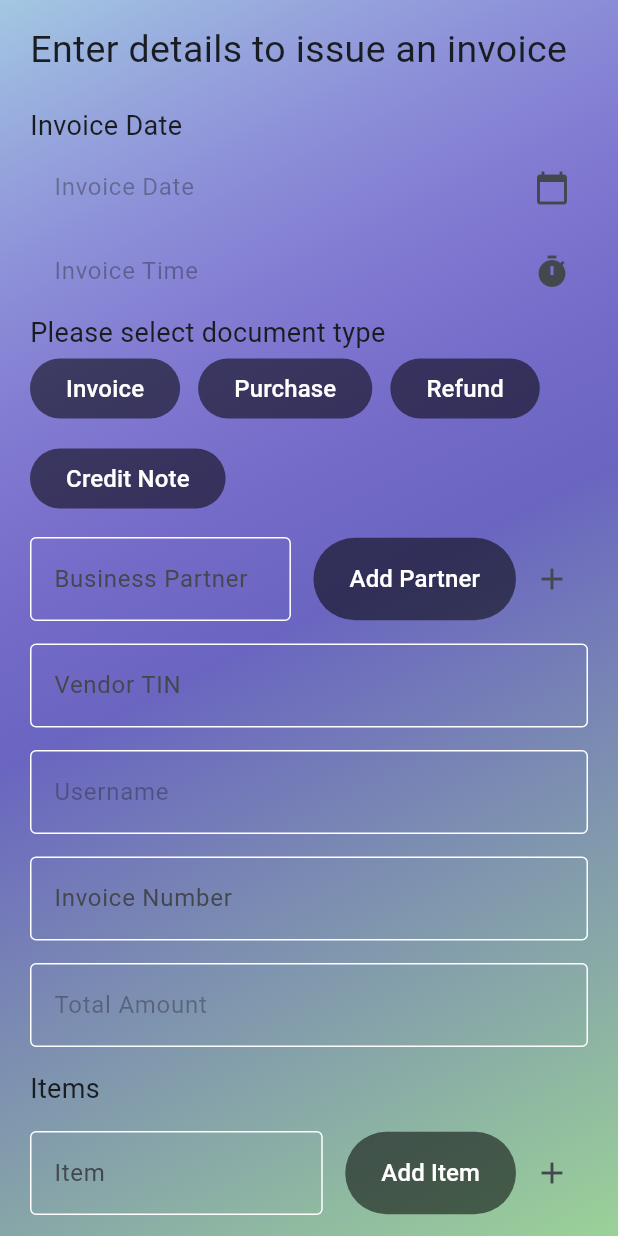
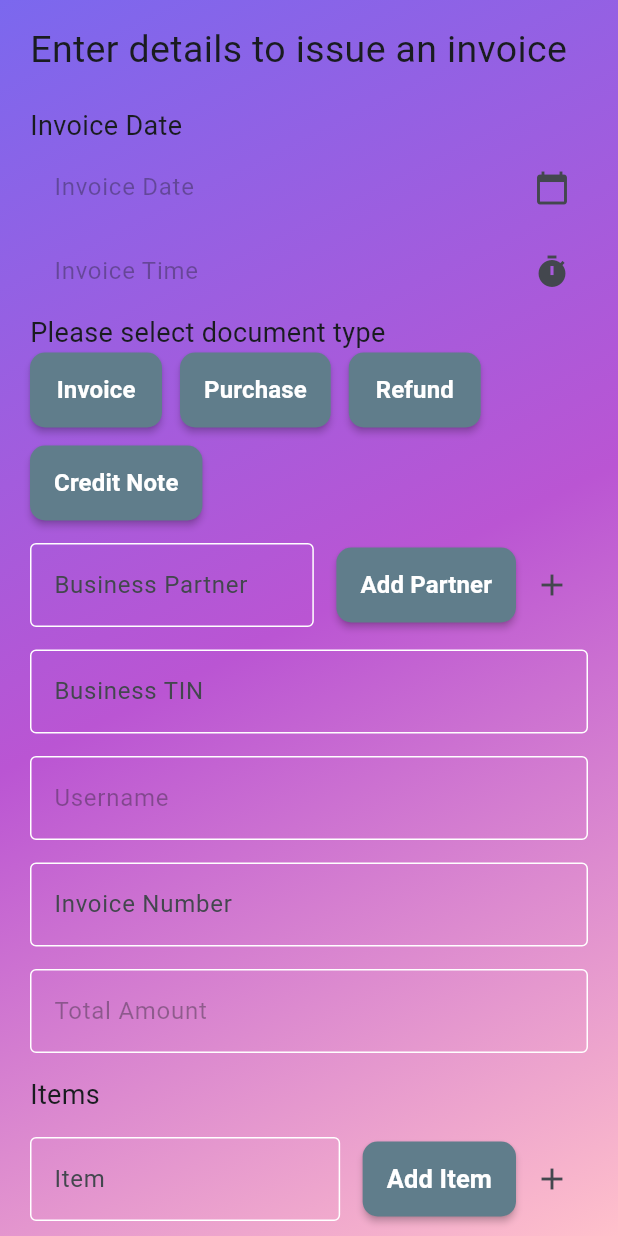
Before and after one commit to DroneBreaker/Flutter-Invoice-App, a Flutter app: the TaxpayerPage screen opened by its route, on a phone screen of 412 x 824 dp. Run offline on Flutter 3.47's test engine with Material 3 defaults, Android fonts, the phone set to English and light mode, and no system bars.

Commit message:
Colour upgrade

```diff
--- a/mobile/lib/screens/auth/register.dart
+++ b/mobile/lib/screens/auth/register.dart
@@ -175,8 +175,8 @@ class _RegisterPageState extends State<RegisterPage> {
                     ),
                     Button(
                       buttonText: "Register",
-                      size: const Size(160, 55),
-                      colors: Colors.white,
+                      // size: const Size(160, 55),
+                      colors: Colors.blueGrey,
                       fontSize: 20,
                       onTap: () => {
                         // TODO: Implement registration logic here
--- a/mobile/lib/screens/taxpayer.dart
+++ b/mobile/lib/screens/taxpayer.dart
@@ -1,5 +1,3 @@
-import 'dart:convert';
-
 import 'package:flutter/material.dart';
 import 'package:invoicify/widgets/app_text.dart';
 import 'package:invoicify/widgets/button.dart';
@@ -13,34 +11,34 @@ class TaxpayerPage extends StatefulWidget {
 }
 
 class _TaxpayerPageState extends State<TaxpayerPage> {
-  final TextEditingController vendorTINController = TextEditingController();
-  final TextEditingController invoiceNumberController = TextEditingController();
-  final TextEditingController usernameController = TextEditingController();
-  final TextEditingController itemNameController = TextEditingController();
-  final TextEditingController itemCodeController = TextEditingController();
-  final TextEditingController priceController = TextEditingController();
-  final TextEditingController quantityController = TextEditingController();
-  final TextEditingController totalAmountController = TextEditingController();
-  final TextEditingController amountController = TextEditingController();
-  final TextEditingController currencyController = TextEditingController();
-  final TextEditingController itemDescriptionController =
-      TextEditingController();
+  final TextEditingController dateController = TextEditingController();
+  final TextEditingController timeController = TextEditingController();
   final TextEditingController businessPartnerController =
       TextEditingController();
   final TextEditingController businessTINController = TextEditingController();
+  final TextEditingController usernameController = TextEditingController();
+  final TextEditingController invoiceNumberController = TextEditingController();
+  final TextEditingController totalAmountController = TextEditingController();
+  final TextEditingController itemNameController = TextEditingController();
+  final TextEditingController itemCodeController = TextEditingController();
+  final TextEditingController itemDescriptionController =
+      TextEditingController();
+  final TextEditingController quantityController = TextEditingController();
+  final TextEditingController priceController = TextEditingController();
+  final TextEditingController currencyController = TextEditingController();
   final TextEditingController emailController = TextEditingController();
   final TextEditingController contactController = TextEditingController();
-  final TextEditingController dateController = TextEditingController();
-  final TextEditingController timeController = TextEditingController();
 
   final _formKey = GlobalKey<FormState>();
   bool isTaxInclusive = true;
   bool isTaxable = true;
   bool isDiscount = false;
+  bool isActive = false;
   String selectedTourismOrCST = "None";
   String selectedItemCategory = "Regular VAT";
   String selectedBusinessPartner = "Customer";
   String selectedCurrency = "GHS";
+  String activeButton = '';
 
   // OPTIONS
   final List<String> tourismOrCSTOptions = ['None', 'Tourism', 'CST'];
@@ -51,8 +49,29 @@ class _TaxpayerPageState extends State<TaxpayerPage> {
     "Exempt"
   ];
   final List<String> currencyOptions = ["GHS", "USD", "EUR", "GBP"];
+  final List<Map<String, dynamic>> flag = [
+    {
+      'text': 'Invoice',
+      'icon': Icons.inventory,
+    },
+    {
+      'text': 'Purchase',
+      'icon': Icons.shopping_cart,
+    },
+    {
+      'text': 'Refund',
+      'icon': Icons.assignment_return,
+    },
+    {
+      'text': 'Credit Note',
+      'icon': Icons.note,
+    },
+  ];
+
   List<Map<String, dynamic>> items = [];
+  List<Map<String, dynamic>> partners = [];
   List<Map<String, dynamic>> filteredItems = [];
+  List<Map<String, dynamic>> filteredPartners = [];
 
   @override
   void initState() {
@@ -108,14 +127,14 @@ class _TaxpayerPageState extends State<TaxpayerPage> {
   Widget build(BuildContext context) {
     return SafeArea(
       child: Scaffold(
-        backgroundColor: const Color.fromRGBO(62, 180, 137, 1),
+        // backgroundColor: const Color.fromRGBO(62, 180, 137, 1),
         body: Container(
           decoration: const BoxDecoration(
               gradient: LinearGradient(
             colors: [
-              Color.fromRGBO(163, 201, 226, 1.5),
-              Color.fromRGBO(150, 24, 247, 0.5),
-              Color.fromRGBO(246, 239, 167, 0.5),
+              Color.fromRGBO(123, 104, 238, 1),
+              Color.fromRGBO(186, 85, 211, 1),
+              Color.fromRGBO(255, 192, 203, 1),
             ],
             begin: Alignment.topLeft,
             end: Alignment.bottomRight,
@@ -205,35 +224,47 @@ class _TaxpayerPageState extends State<TaxpayerPage> {
                       fontSize: 18,
                     ),
                     Wrap(
-                      spacing: 12.0,
-                      runSpacing: 12.0,
-                      children: [
-                        Button(
-                          buttonText: "Invoice",
-                          onTap: () {},
-                          colors: Colors.white,
-                          fontSize: 16,
+                        spacing: 12.0,
+                        runSpacing: 12.0,
+                        children: flag.map((data) {
+                          final bool isActive = activeButton == data['text'];
+                          return Button(
+                              buttonText: data['text'],
+                              onTap: () {
+                                setState(() {
+                                  activeButton = data['text'];
+                                });
+                              },
+                              colors: Colors.blueGrey,
+                              fontSize: 16,
+                              icon: isActive
+                                  ? Icon(
+                                      data['icon'],
+                                      color: Colors.blue,
+                                      size: 20,
+                                    )
+                                  : null);
+                        }).toList()
+
+                        // Button(
+                        //   buttonText: "Purchase",
+                        //   onTap: () {},
+                        //   colors: Colors.white,
+                        //   fontSize: 16,
+                        // ),
+                        // Button(
+                        //   buttonText: "Refund",
+                        //   onTap: () {},
+                        //   colors: Colors.white,
+                        //   fontSize: 16,
+                        // ),
+                        // Button(
+                        //   buttonText: "Credit Note",
+                        //   onTap: () {},
+                        //   colors: Colors.white,
+                        //   fontSize: 16,
+                        // ),
                         ),
-                        Button(
-                          buttonText: "Purchase",
-                          onTap: () {},
-                          colors: Colors.white,
-                          fontSize: 16,
-                        ),
-                        Button(
-                          buttonText: "Refund",
-                          onTap: () {},
-                          colors: Colors.white,
-                          fontSize: 16,
-                        ),
-                        Button(
-                          buttonText: "Credit Note",
-                          onTap: () {},
-                          colors: Colors.white,
-                          fontSize: 16,
-                        ),
-                      ],
-                    ),
                     const SizedBox(height: 15),
 
                     // Business Partner section
@@ -259,8 +290,8 @@ class _TaxpayerPageState extends State<TaxpayerPage> {
                         Button(
                           buttonText: "Add Partner",
                           onTap: () {},
-                          size: const Size(110, 55),
-                          colors: Colors.white,
+                          // size: const Size(110, 55),
+                          colors: Colors.blueGrey,
                           fontSize: 16,
                         ),
                         IconButton(
@@ -271,7 +302,7 @@ class _TaxpayerPageState extends State<TaxpayerPage> {
                     ),
                     const SizedBox(height: 15),
 
-                    // Vendor information text field
+                    // Business TIN text field
                     Form(
                       child: TextFormField(
                         validator: (value) {
@@ -280,11 +311,11 @@ class _TaxpayerPageState extends State<TaxpayerPage> {
                           }
                           return null;
                         },
-                        controller: vendorTINController,
+                        controller: businessTINController,
                         decoration: InputDecoration(
                           enabledBorder: const OutlineInputBorder(
                               borderSide: BorderSide(color: Colors.white)),
-                          labelText: 'Vendor TIN',
+                          labelText: 'Business TIN',
                           border: OutlineInputBorder(
                             borderRadius: BorderRadius.circular(10),
                           ),
@@ -379,9 +410,9 @@ class _TaxpayerPageState extends State<TaxpayerPage> {
                         Button(
                           buttonText: "Add Item",
                           onTap: () {},
-                          size: const Size(110, 55),
-                          colors: Colors.white,
-                          fontSize: 16,
+                          // size: const Size(110, 55),
+                          colors: Colors.blueGrey,
+                          fontSize: 17,
                         ),
                         IconButton(
                           icon: const Icon(Icons.add),
@@ -429,9 +460,9 @@ class _TaxpayerPageState extends State<TaxpayerPage> {
                       child: Button(
                         buttonText: 'Submit Invoice',
                         onTap: _submitForm,
-                        size: const Size(160, 55),
-                        colors: Colors.white,
-                        fontSize: 17,
+                        // size: const Size(160, 55),
+                        colors: Colors.blueGrey,
+                        fontSize: 18,
                       ),
                     ),
                     const SizedBox(
@@ -450,8 +481,34 @@ class _TaxpayerPageState extends State<TaxpayerPage> {
   // Function to submit the form or payload
   void _submitForm() {
     if (_formKey.currentState!.validate()) {
+      // const CircularProgressIndicator(
+      //   value: 1,
+      //   semanticsLabel: "Hi",
+      // );
       print('Form is valid, submitting...');
     }
+
+    // Simulate a delay to show loading spinner
+    Future.delayed(const Duration(seconds: 1)).then((value) {
+      // const CircularProgressIndicator(
+      //   value: 0,
+      // );
+      // Mock data for the invoice payload
+      final invoicePayload = {
+        'transactionDate': dateController,
+        'transactionTime': timeController,
+        'businessName': businessPartnerController.text,
+        'flag': flag,
+        'businessPartner': businessPartnerController.text,
+        'businessTin': businessTINController.text,
+        'username': usernameController.text,
+        'invoiceNumber': invoiceNumberController.text,
+        'totalAmount': totalAmountController.text,
+        'items': items,
+        'quantity': quantityController.text,
+        'price': priceController.text,
+      };
+    });
   }
 
   // Shows the item Modal
@@ -680,11 +737,12 @@ class _TaxpayerPageState extends State<TaxpayerPage> {
               ),
               Button(
                 buttonText: "Add Item",
+                fontSize: 17,
                 onTap: () {
                   _addItems();
                   Navigator.pop(context);
                 },
-                colors: Colors.white,
+                colors: Colors.blueGrey,
               )
             ],
           ),
@@ -846,9 +904,15 @@ class _TaxpayerPageState extends State<TaxpayerPage> {
                 const SizedBox(
                   height: 15,
                 ),
-                // Center(
-                //   child: Button(buttonText: "Add Partner", onTap: () {}),
-                // )
+                Center(
+                  child: Button(
+                      buttonText: "Add Partner",
+                      fontSize: 17,
+                      colors: Colors.blueGrey,
+                      onTap: () {
+                        _addPartner();
+                      }),
+                )
               ],
             ),
             actions: [
@@ -860,11 +924,12 @@ class _TaxpayerPageState extends State<TaxpayerPage> {
               ),
               Button(
                 buttonText: "Add",
+                fontSize: 17,
                 onTap: () {
                   _addPartner();
                   Navigator.pop(context);
                 },
-                colors: Colors.white,
+                colors: Colors.blueGrey,
               )
             ],
           );
--- a/mobile/lib/widgets/button.dart
+++ b/mobile/lib/widgets/button.dart
@@ -1,12 +1,15 @@
 import 'package:flutter/material.dart';
+import 'package:invoicify/widgets/app_text.dart';
 
 class Button extends StatelessWidget {
   final String buttonText;
   final double? fontSize;
   final Function() onTap;
   final Color? colors;
-  final Size? size;
+  // final Size? size;
+  final MaterialTapTargetSize? size;
   final BorderRadius? borderRadius;
+  final Widget? icon;
   const Button({
     super.key,
     required this.buttonText,
@@ -15,17 +18,34 @@ class Button extends StatelessWidget {
     this.colors,
     this.size,
     this.borderRadius,
+    this.icon,
   });
 
   @override
   Widget build(BuildContext context) {
-    return ElevatedButton(
+    return MaterialButton(
+      height: 50,
+      textColor: Colors.white,
       onPressed: onTap,
-      style: TextButton.styleFrom(
-          minimumSize: size, elevation: 0, backgroundColor: Colors.black54),
-      child: Text(
-        buttonText,
-        style: TextStyle(fontSize: fontSize, color: colors),
+      color: colors,
+      // materialTapTargetSize: size,
+      shape: RoundedRectangleBorder(
+        borderRadius: BorderRadius.circular(10.0),
+      ),
+      child: Row(
+        mainAxisSize: MainAxisSize.min,
+        children: [
+          if (icon != null) ...[
+            icon!,
+            const SizedBox(width: 8),
+          ],
+          AppText(
+            title: buttonText,
+            // colors: Colors.white,
+            fontSize: fontSize,
+            fontWeight: FontWeight.bold,
+          ),
+        ],
       ),
     );
   }
```
Also changed, not shown: mobile/lib/screens/home.dart (+5 -4 lines).
